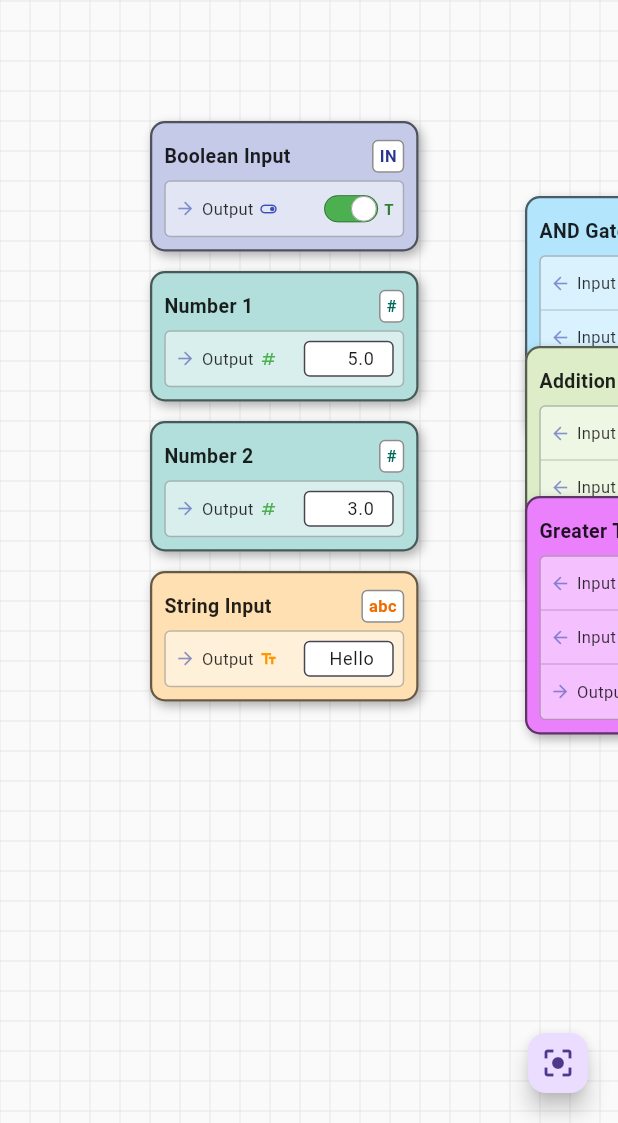
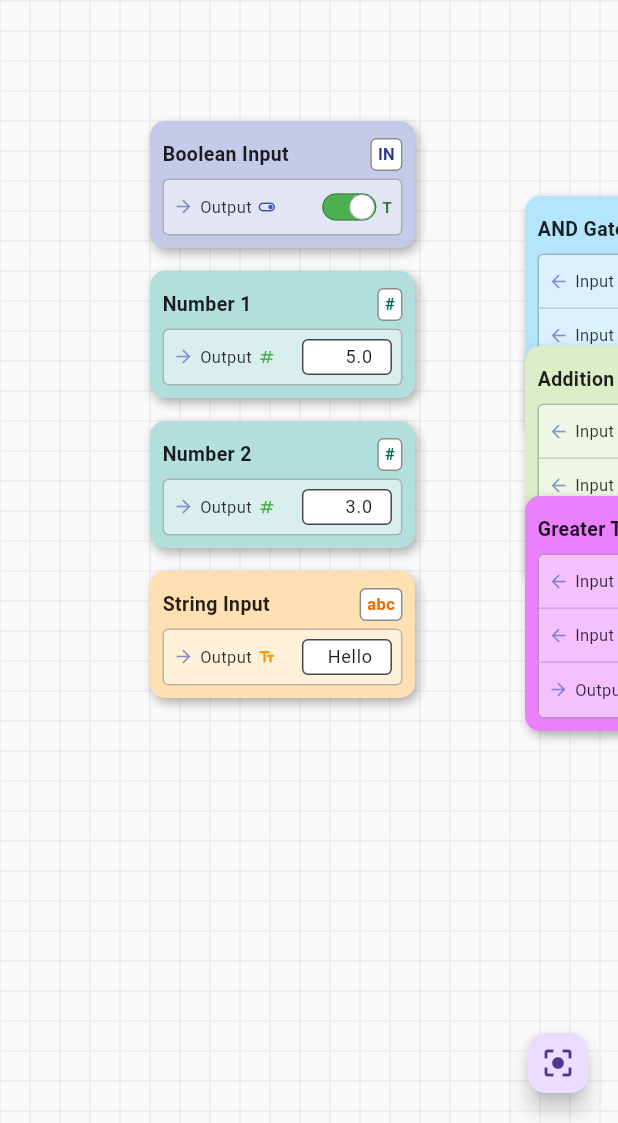
Before and after one commit to yalpayelekon/niagara_links, a Flutter app: the screen it shows after launch, on a phone screen of 412 x 824 dp, the part 113-1236 px from its top. Run offline on Flutter 3.47's test engine with Material 3 defaults, Android fonts, the phone set to English and light mode, and no system bars.

Commit message:
components now selectable

```diff
--- a/lib/home/component_widget.dart
+++ b/lib/home/component_widget.dart
@@ -16,6 +16,7 @@ class ComponentWidget extends StatefulWidget {
   final Component component;
   final GlobalKey widgetKey;
   final Offset position;
+  final bool isSelected;
   final Function(String, int, dynamic) onValueChanged;
   final Function(PortDragInfo) onPortDragStarted;
   final Function(PortDragInfo) onPortDragAccepted;
@@ -23,6 +24,7 @@ class ComponentWidget extends StatefulWidget {
   const ComponentWidget({
     super.key,
     required this.component,
+    required this.isSelected,
     required this.widgetKey,
     required this.position,
     required this.onValueChanged,
@@ -56,8 +58,8 @@ class _ComponentWidgetState extends State<ComponentWidget> {
           ),
         ],
         border: Border.all(
-          color: Colors.black.withOpacity(0.6),
-          width: 1.5,
+          color: widget.isSelected ? Colors.indigo : Colors.transparent,
+          width: widget.isSelected ? 2.0 : 0.3,
         ),
       ),
       child: Column(
--- a/lib/home/flow_screen.dart
+++ b/lib/home/flow_screen.dart
@@ -18,6 +18,14 @@ class UndoIntent extends Intent {
 
 class RedoIntent extends Intent {
   const RedoIntent();
+}
+
+class CopyIntent extends Intent {
+  const CopyIntent();
+}
+
+class PasteIntent extends Intent {
+  const PasteIntent();
 }
 
 class FlowScreen extends StatefulWidget {
@@ -47,6 +55,7 @@ class _FlowScreenState extends State<FlowScreen> {
   static const double _canvasPadding = 100.0; // Padding around components
 
   Component? _clipboardComponent;
+  Component? _selectedComponent;
 
   @override
   void initState() {
@@ -311,11 +320,19 @@ class _FlowScreenState extends State<FlowScreen> {
             const UndoIntent(),
         LogicalKeySet(LogicalKeyboardKey.control, LogicalKeyboardKey.keyY):
             const RedoIntent(),
+        LogicalKeySet(LogicalKeyboardKey.control, LogicalKeyboardKey.keyC):
+            const CopyIntent(),
+        LogicalKeySet(LogicalKeyboardKey.control, LogicalKeyboardKey.keyV):
+            const PasteIntent(),
         // For Mac users
         LogicalKeySet(LogicalKeyboardKey.meta, LogicalKeyboardKey.keyZ):
             const UndoIntent(),
         LogicalKeySet(LogicalKeyboardKey.meta, LogicalKeyboardKey.keyY):
             const RedoIntent(),
+        LogicalKeySet(LogicalKeyboardKey.meta, LogicalKeyboardKey.keyC):
+            const CopyIntent(),
+        LogicalKeySet(LogicalKeyboardKey.meta, LogicalKeyboardKey.keyV):
+            const PasteIntent(),
         // Additional Mac shortcut (Command+Shift+Z)
         LogicalKeySet(LogicalKeyboardKey.meta, LogicalKeyboardKey.shift,
             LogicalKeyboardKey.keyZ): const RedoIntent(),
@@ -338,6 +355,38 @@ class _FlowScreenState extends State<FlowScreen> {
                 setState(() {
                   _commandHistory.redo();
                 });
+              }
+              return null;
+            },
+          ),
+          CopyIntent: CallbackAction<CopyIntent>(
+            onInvoke: (CopyIntent intent) {
+              if (_selectedComponent != null) {
+                _handleCopyComponent(_selectedComponent!);
+              }
+              return null;
+            },
+          ),
+          PasteIntent: CallbackAction<PasteIntent>(
+            onInvoke: (PasteIntent intent) {
+              if (_clipboardComponent != null) {
+                // Get center of visible viewport
+                final RenderBox? viewerChildRenderBox =
+                    _interactiveViewerChildKey.currentContext
+                        ?.findRenderObject() as RenderBox?;
+
+                if (viewerChildRenderBox != null) {
+                  final viewportSize = viewerChildRenderBox.size;
+                  final viewportCenter =
+                      Offset(viewportSize.width / 2, viewportSize.height / 2);
+
+                  final matrix = _transformationController.value;
+                  final inverseMatrix = Matrix4.inverted(matrix);
+                  final canvasPosition =
+                      MatrixUtils.transformPoint(inverseMatrix, viewportCenter);
+
+                  _handlePasteComponent(canvasPosition);
+                }
               }
               return null;
             },
@@ -422,7 +471,6 @@ class _FlowScreenState extends State<FlowScreen> {
                         final canvasPosition = MatrixUtils.transformPoint(
                             inverseMatrix, localPosition);
 
-                        // Check if we're clicking on empty space (not on a component)
                         bool isClickOnComponent = false;
 
                         for (final componentId in _componentPositions.keys) {
@@ -488,6 +536,8 @@ class _FlowScreenState extends State<FlowScreen> {
                                     color: Colors.transparent,
                                     child: ComponentWidget(
                                       component: component,
+                                      isSelected: _selectedComponent?.id ==
+                                          component.id,
                                       widgetKey: _componentKeys[component.id] ??
                                           GlobalKey(),
                                       position:
@@ -503,6 +553,8 @@ class _FlowScreenState extends State<FlowScreen> {
                                     opacity: 0.3,
                                     child: ComponentWidget(
                                       component: component,
+                                      isSelected: _selectedComponent?.id ==
+                                          component.id,
                                       widgetKey: GlobalKey(),
                                       position:
                                           _componentPositions[component.id] ??
@@ -541,7 +593,7 @@ class _FlowScreenState extends State<FlowScreen> {
                                           _commandHistory.execute(command);
 
                                           _dragStartPosition = null;
-                                          // Update canvas size after moving
+                                          _selectedComponent = component;
                                           _updateCanvasSize();
                                         });
                                       }
@@ -552,8 +604,15 @@ class _FlowScreenState extends State<FlowScreen> {
                                       _showContextMenu(context,
                                           details.globalPosition, component);
                                     },
+                                    onTap: () {
+                                      setState(() {
+                                        _selectedComponent = component;
+                                      });
+                                    },
                                     child: ComponentWidget(
                                       component: component,
+                                      isSelected: _selectedComponent?.id ==
+                                          component.id,
                                       widgetKey: _componentKeys[component.id] ??
                                           GlobalKey(),
                                       position:
```
